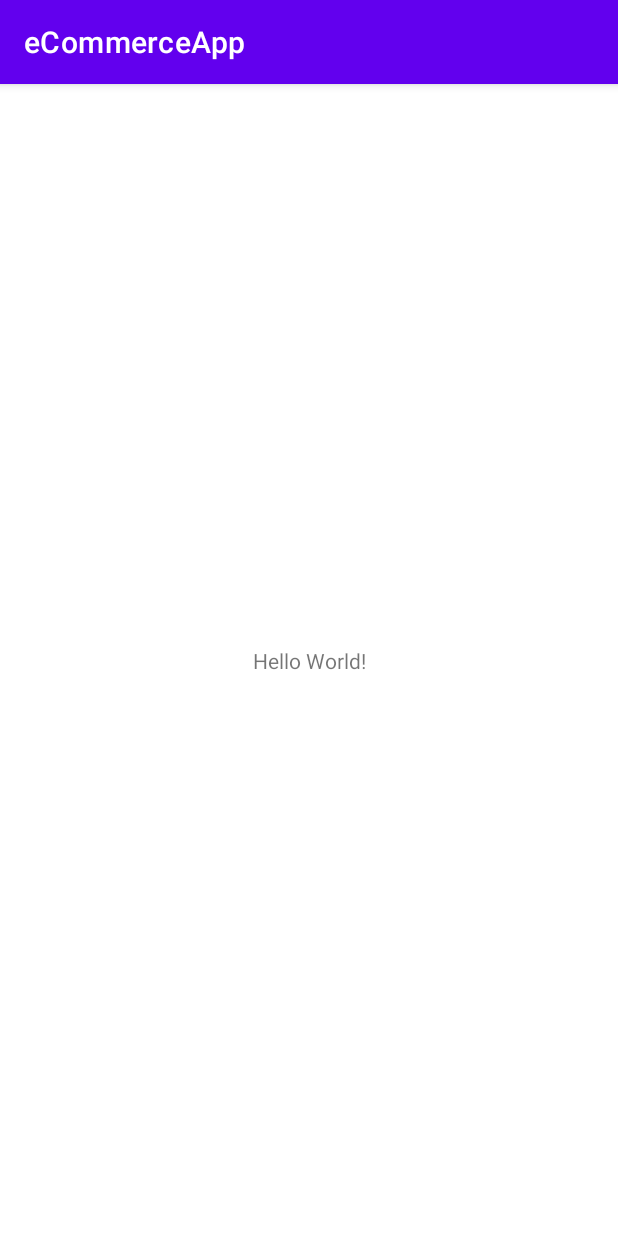
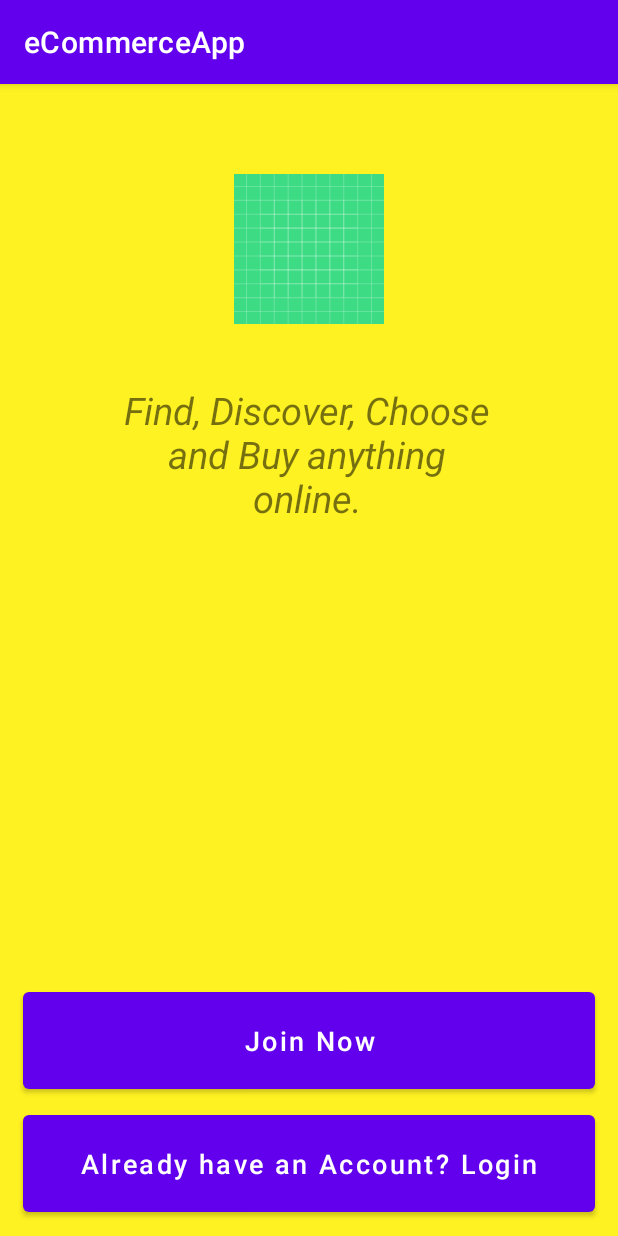
Before and after one commit to hellohridoy/eCommerceApp, an Android app: the screen it shows after launch (MainActivity), on a phone screen of 412 x 824 dp. Run offline under Robolectric (Android 15) with nearby library versions, the phone set to English and light mode, and no system bars.

Commit message:
Design the welcome screen of app

```diff
--- a/app/src/main/res/layout/activity_main.xml
+++ b/app/src/main/res/layout/activity_main.xml
@@ -1,18 +1,62 @@
 <?xml version="1.0" encoding="utf-8"?>
-<androidx.constraintlayout.widget.ConstraintLayout
-    xmlns:android="http://schemas.android.com/apk/res/android"
+<RelativeLayout xmlns:android="http://schemas.android.com/apk/res/android"
+    xmlns:app="http://schemas.android.com/apk/res-auto"
     xmlns:tools="http://schemas.android.com/tools"
-    xmlns:app="http://schemas.android.com/apk/res-auto"
     android:layout_width="match_parent"
     android:layout_height="match_parent"
+    android:background="#fff222"
     tools:context=".MainActivity">
+
+    <ImageView
+        android:src="@drawable/ic_launcher_background"
+        android:id="@+id/app_logo"
+        android:layout_width="300dp"
+        android:layout_height="100dp"
+        android:layout_centerHorizontal="true"
+        android:layout_marginTop="60dp"
+       />
+
     <TextView
-      android:layout_width="wrap_content"
-      android:layout_height="wrap_content"
-      android:text="Hello World!"
-      app:layout_constraintBottom_toBottomOf="parent"
-      app:layout_constraintLeft_toLeftOf="parent"
-      app:layout_constraintRight_toRightOf="parent"
-      app:layout_constraintTop_toTopOf="parent" />
+        android:id="@+id/app_slogan"
+        android:layout_width="248dp"
+        android:layout_height="wrap_content"
+        android:layout_below="@id/app_logo"
+        android:layout_alignParentTop="true"
+        android:layout_alignParentEnd="true"
+        android:layout_marginTop="200dp"
+        android:layout_marginEnd="83dp"
+        android:text="Find, Discover, Choose and Buy anything online."
+        android:textAlignment="center"
+        android:textSize="25sp"
+        android:textStyle="italic" />
 
-  </androidx.constraintlayout.widget.ConstraintLayout>
+    <Button
+        android:id="@+id/main_login_btn"
+        android:layout_width="match_parent"
+        android:layout_height="wrap_content"
+        android:layout_alignParentStart="true"
+        android:layout_alignParentBottom="true"
+        android:layout_marginLeft="15dp"
+        android:layout_marginRight="15dp"
+        android:layout_marginBottom="10dp"
+        android:padding="20dp"
+        android:text="Already have an Account? Login"
+        android:textAllCaps="false"
+        android:textColor="@android:color/white"
+        android:textSize="18sp" />
+
+    <Button
+        android:id="@+id/main_join_now_btn"
+        android:layout_width="match_parent"
+        android:layout_height="wrap_content"
+        android:layout_above="@+id/main_login_btn"
+        android:layout_marginLeft="15dp"
+        android:layout_marginRight="15dp"
+        android:layout_marginBottom="5dp"
+        android:padding="20dp"
+        android:text="Join Now"
+        android:textAllCaps="false"
+        android:textColor="@android:color/white"
+        android:textSize="18sp" />
+
+</RelativeLayout>
```
